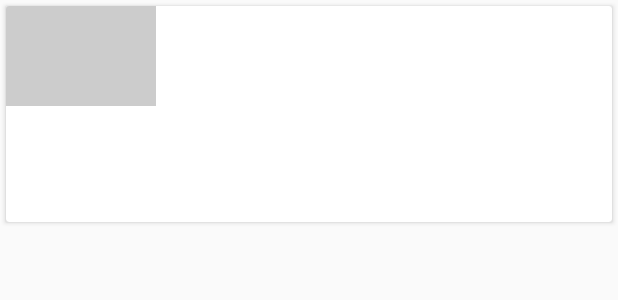
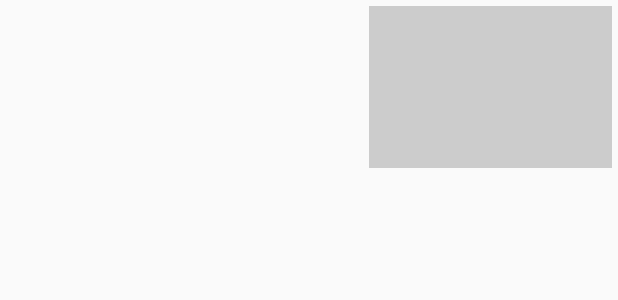
Before and after one commit to mohsenOG/xyz-reader, an Android app: the layout list_item_article.xml on its own in the app's theme, with its tools: preview values and no code run, on a phone screen of 412 x 824 dp. Shown: the top 300 px of the screen. Run offline under Robolectric (Android 15) with nearby library versions, the phone set to English and light mode, and no system bars.

Commit message:
- Theme color is changed to amber. - Change staggered view to linear in recyclerView. - Adjusted the article list to show each item more beautiful. - Change header color to be more readable.

```diff
--- a/XYZReader/build.gradle
+++ b/XYZReader/build.gradle
@@ -33,4 +33,8 @@ dependencies {
     implementation "com.android.support:cardview-v7:$androidSupportVersion"
     implementation 'com.squareup.okhttp3:okhttp:3.8.0'
     implementation files('libs/volley.jar')
+    implementation "com.android.support:design:$androidSupportVersion"
+
+    compile 'com.jakewharton:butterknife:8.7.0'
+    annotationProcessor 'com.jakewharton:butterknife-compiler:8.7.0'
 }
--- a/XYZReader/src/main/res/layout/list_item_article.xml
+++ b/XYZReader/src/main/res/layout/list_item_article.xml
@@ -1,51 +1,45 @@
-<android.support.v7.widget.CardView xmlns:android="http://schemas.android.com/apk/res/android"
-    xmlns:app="http://schemas.android.com/apk/res-auto"
+<LinearLayout
+    xmlns:android="http://schemas.android.com/apk/res/android"
     android:layout_width="match_parent"
     android:layout_height="wrap_content"
-    android:layout_marginLeft="4dp"
-    android:layout_marginRight="4dp"
-    android:layout_marginTop="4dp"
-    android:layout_marginBottom="4dp"
-    android:clickable="true"
-    android:focusable="true"
-    android:foreground="?selectableItemBackground">
+    android:orientation="horizontal"
+    android:padding="4dp">
 
     <LinearLayout
-        android:layout_width="match_parent"
+        android:layout_width="0dp"
         android:layout_height="wrap_content"
-        android:orientation="vertical">
-
-        <!--suppress AndroidLintContentDescription -->
-        <com.example.xyzreader.ui.DynamicHeightNetworkImageView
-            android:id="@+id/thumbnail"
-            android:layout_width="100dp"
-            android:layout_height="100dp"
-            android:background="@color/photo_placeholder" />
+        android:orientation="vertical"
+        android:layout_weight="3">
 
         <TextView
             android:id="@+id/article_title"
             style="@style/TextAppearance.AppCompat.Subhead"
             android:layout_width="match_parent"
             android:layout_height="wrap_content"
-            android:paddingLeft="16dp"
-            android:paddingTop="16dp"
-            android:paddingRight="16dp"
-            android:paddingBottom="4dp"
-            android:textColor="@color/ltgray"
+            android:textColor="#000"
             android:ellipsize="end"
-            android:maxLines="4" />
+            android:maxLines="2" />
 
         <TextView
             android:id="@+id/article_subtitle"
             style="@style/TextAppearance.AppCompat.Body1"
             android:layout_width="match_parent"
             android:layout_height="wrap_content"
-            android:paddingLeft="16dp"
-            android:paddingRight="16dp"
-            android:paddingBottom="16dp"
             android:textColor="#6000"
             android:maxLines="2"
             android:ellipsize="end" />
     </LinearLayout>
 
-</android.support.v7.widget.CardView>
+    <!--suppress AndroidLintContentDescription -->
+    <com.example.xyzreader.ui.DynamicHeightNetworkImageView
+        android:id="@+id/thumbnail"
+        android:layout_width="0dp"
+        android:layout_height="200dp"
+        android:layout_gravity="center"
+        android:background="@color/photo_placeholder"
+        android:layout_weight="2"
+        android:scaleType="centerCrop"/>
+
+
+
+</LinearLayout>
--- a/XYZReader/src/main/res/values/colors.xml
+++ b/XYZReader/src/main/res/values/colors.xml
@@ -22,4 +22,10 @@
     <color name="theme_primary_dark">#04561A</color>
     <color name="theme_accent">#04561A</color>
     <color name="ltgray">#ffe0e0e0</color>
+
+
+    <color name="amber_500">#FFC107</color>
+    <color name="amber_300">#FFD54F</color>
+    <color name="amber_700">#FFA000</color>
+    <color name="blue_a700">#2962FF</color>
 </resources>
--- a/XYZReader/src/main/res/values/styles.xml
+++ b/XYZReader/src/main/res/values/styles.xml
@@ -17,12 +17,12 @@
 
 <resources>
 
-    <style name="Theme.Bacon" parent="@style/Theme.AppCompat.Light.NoActionBar">
-
+    <style name="Theme.Bacon" parent="Theme.AppCompat.Light.NoActionBar">
+        <item name="colorPrimary">@color/amber_500</item>
+        <item name="colorPrimaryDark">@color/amber_700</item>
+        <item name="colorAccent">@color/blue_a700</item>
     </style>
 
-    <style name="Theme.Bacon.Detail">
-        <item name="android:statusBarColor">@android:color/transparent</item>
-    </style>
+    <style name="AppTheme.AppBarOverlay" parent="ThemeOverlay.AppCompat.Dark.ActionBar" />
 
 </resources>
```
Also changed, not shown: XYZReader/src/main/java/com/example/xyzreader/ui/ArticleDetailFragment.java (+17 -23 lines), XYZReader/src/main/java/com/example/xyzreader/ui/ArticleListActivity.java (+15 -16 lines), XYZReader/src/main/res/layout/activity_article_list.xml (+36 -31 lines), XYZReader/src/main/res/layout/fragment_article_detail.xml (+63 -55 lines), XYZReader/src/main/res/values-v21/styles.xml (added, +7 -0 lines).
